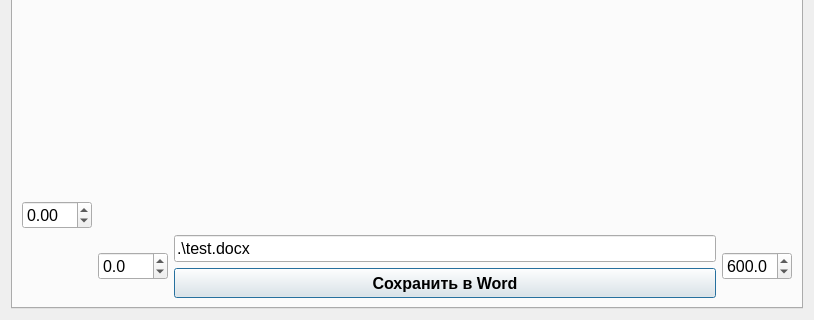
Qt form form.ui (Nenu1985/stend) before a commit; both pictures show x 0 to 814 and y 357 to 677 of the 814 by 677 pixel window.
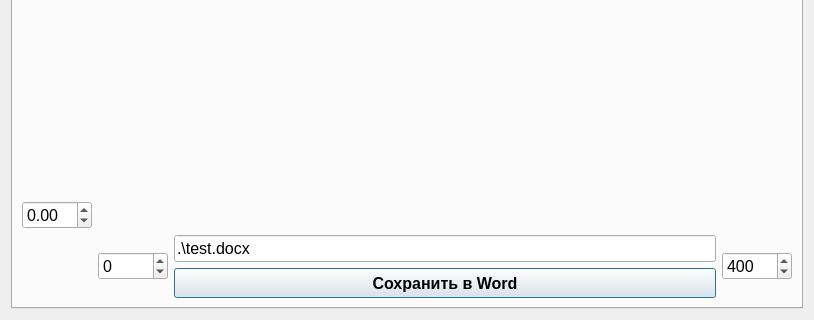
The same form after that commit.

Commit message: floating model, titles, corrected spinners min values

Diff of the .ui file:
```diff
--- a/form.ui
+++ b/form.ui
@@ -118,69 +118,6 @@
            </property>
           </widget>
          </item>
-         <item row="3" column="4">
-          <widget class="QDoubleSpinBox" name="doubleSpinBox_x_max">
-           <property name="minimumSize">
-            <size>
-             <width>70</width>
-             <height>0</height>
-            </size>
-           </property>
-           <property name="maximumSize">
-            <size>
-             <width>70</width>
-             <height>16777215</height>
-            </size>
-           </property>
-           <property name="font">
-            <font>
-             <pointsize>12</pointsize>
-            </font>
-           </property>
-           <property name="decimals">
-            <number>1</number>
-           </property>
-           <property name="minimum">
-            <double>-9999.000000000000000</double>
-           </property>
-           <property name="maximum">
-            <double>9999.000000000000000</double>
-           </property>
-           <property name="value">
-            <double>600.000000000000000</double>
-           </property>
-          </widget>
-         </item>
-         <item row="3" column="1">
-          <widget class="QDoubleSpinBox" name="doubleSpinBox_x_min">
-           <property name="minimumSize">
-            <size>
-             <width>70</width>
-             <height>0</height>
-            </size>
-           </property>
-           <property name="maximumSize">
-            <size>
-             <width>70</width>
-             <height>16777215</height>
-            </size>
-           </property>
-           <property name="font">
-            <font>
-             <pointsize>12</pointsize>
-            </font>
-           </property>
-           <property name="decimals">
-            <number>1</number>
-           </property>
-           <property name="minimum">
-            <double>-9999.000000000000000</double>
-           </property>
-           <property name="maximum">
-            <double>9999.000000000000000</double>
-           </property>
-          </widget>
-         </item>
          <item row="2" column="0">
           <widget class="QDoubleSpinBox" name="doubleSpinBox_y_min">
            <property name="minimumSize">
@@ -208,6 +145,66 @@
            </property>
           </widget>
          </item>
+         <item row="3" column="4">
+          <widget class="QSpinBox" name="spinBox_x_max">
+           <property name="minimumSize">
+            <size>
+             <width>70</width>
+             <height>0</height>
+            </size>
+           </property>
+           <property name="maximumSize">
+            <size>
+             <width>70</width>
+             <height>16777215</height>
+            </size>
+           </property>
+           <property name="font">
+            <font>
+             <pointsize>12</pointsize>
+            </font>
+           </property>
+           <property name="minimum">
+            <number>-9999</number>
+           </property>
+           <property name="maximum">
+            <number>9999</number>
+           </property>
+           <property name="value">
+            <number>400</number>
+           </property>
+          </widget>
+         </item>
+         <item row="3" column="1">
+          <widget class="QSpinBox" name="spinBox_x_min">
+           <property name="minimumSize">
+            <size>
+             <width>70</width>
+             <height>0</height>
+            </size>
+           </property>
+           <property name="maximumSize">
+            <size>
+             <width>70</width>
+             <height>16777215</height>
+            </size>
+           </property>
+           <property name="font">
+            <font>
+             <pointsize>12</pointsize>
+            </font>
+           </property>
+           <property name="minimum">
+            <number>-9999</number>
+           </property>
+           <property name="maximum">
+            <number>9999</number>
+           </property>
+           <property name="value">
+            <number>0</number>
+           </property>
+          </widget>
+         </item>
         </layout>
        </item>
       </layout>
```
Left out of the diff: 6 changed lines with no effect on the pictures. The commit also changes 10 other files.
